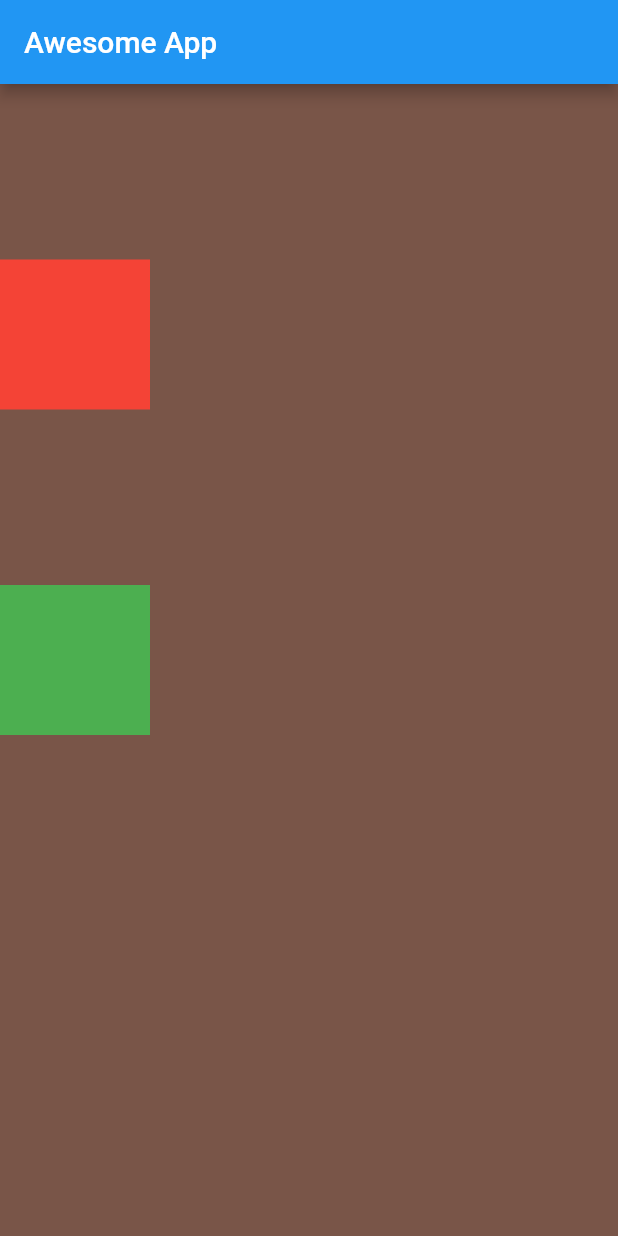
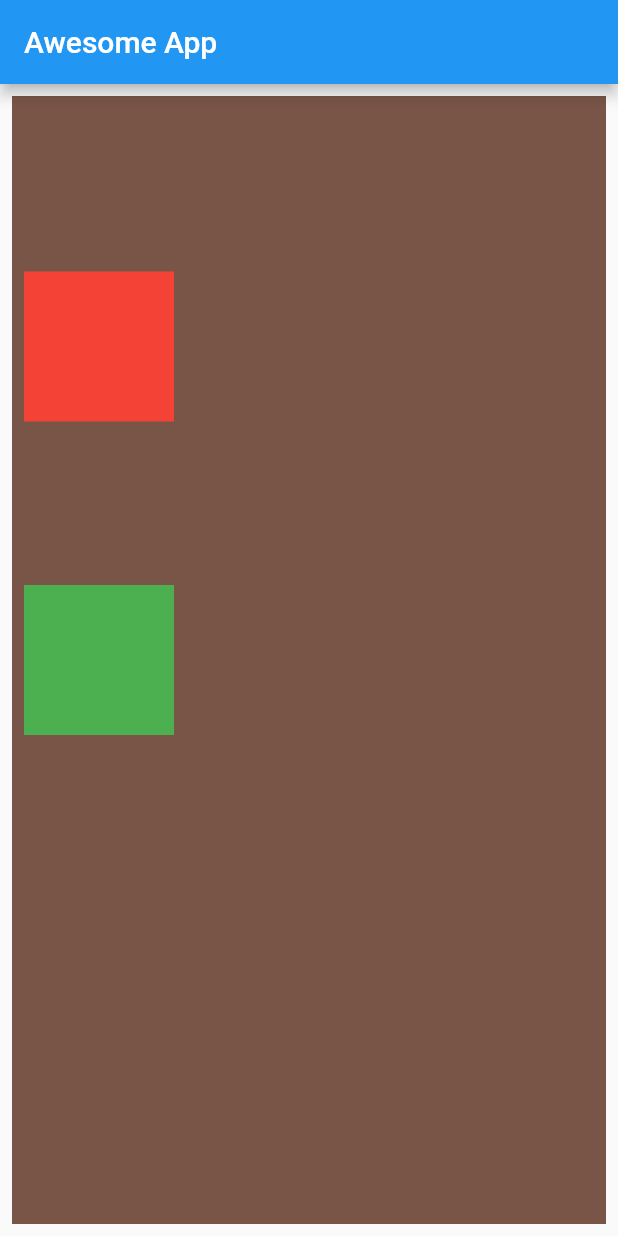
Before and after one commit to Raushan1123/Flutter-Tutorial, a Flutter app: the screen it shows after launch, on a phone screen of 412 x 824 dp. Run offline on Flutter 3.47's test engine with Material 2 defaults, Android fonts, the phone set to English and light mode, and no system bars; our stand-ins replace bloc.

Commit message:
some thing left

```diff
--- a/lib/main.dart
+++ b/lib/main.dart
@@ -14,10 +14,14 @@ class HomePage extends StatelessWidget {
       appBar: AppBar(
         title: Text("Awesome App"),
       ),
-      body: Container(
+      body: Padding(
+        padding: const EdgeInsets.all(8.0),
+        child: Container(
           color: Colors.brown,
           width: MediaQuery.of(context).size.width,
           height: MediaQuery.of(context).size.height,
+          child: Padding(
+            padding: const EdgeInsets.all(8.0),
             child: Column(
             mainAxisAlignment: MainAxisAlignment.spaceEvenly,
             crossAxisAlignment: CrossAxisAlignment.start,
@@ -41,7 +45,9 @@ class HomePage extends StatelessWidget {
                 color: Colors.brown,
                 ),
             ],
+              ),
           )
+        ),
       ));
   }
 }
```
Lines whose indentation alone changed are shown as unchanged.
